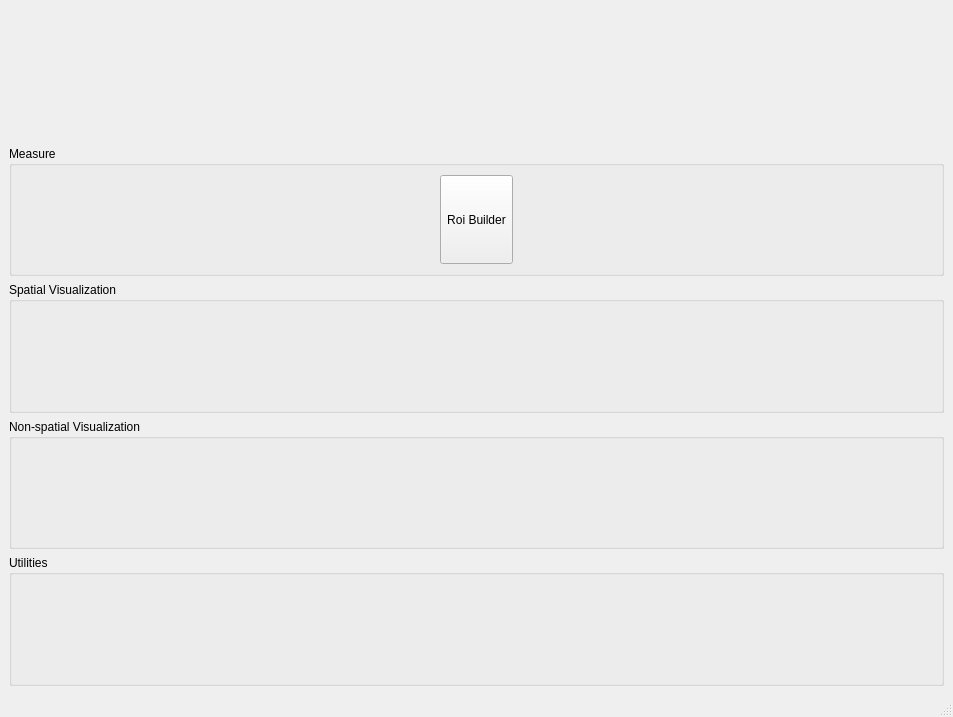
Old version of the form braviz/interaction/qt_guis/menu_3.ui in the repository diego0020/braviz-app.
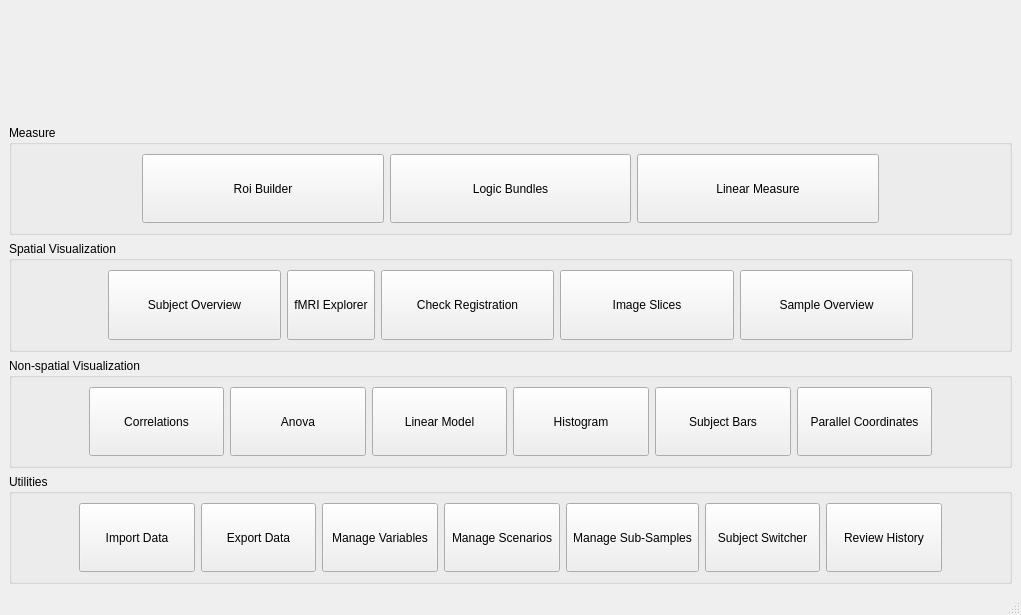
New version of the form. Icons and pictures are not drawn.

Commit message: prototype for menu_3

```diff
--- a/braviz/interaction/qt_guis/menu_3.ui
+++ b/braviz/interaction/qt_guis/menu_3.ui
@@ -6,8 +6,8 @@
    <rect>
     <x>0</x>
     <y>0</y>
-    <width>953</width>
-    <height>717</height>
+    <width>1021</width>
+    <height>615</height>
    </rect>
   </property>
   <property name="windowTitle">
@@ -30,9 +30,9 @@
       <property name="title">
        <string>Measure</string>
       </property>
-      <layout class="QHBoxLayout" name="horizontalLayout">
+      <layout class="QHBoxLayout" name="horizontalLayout" stretch="1,2,2,2,1">
        <item>
-        <spacer name="horizontalSpacer_2">
+        <spacer name="horizontalSpacer">
          <property name="orientation">
           <enum>Qt::Horizontal</enum>
          </property>
@@ -57,6 +57,58 @@
          </property>
          <property name="icon">
           <iconset resource="resources.qrc">
+           <normaloff>:/icons/roi_builder.png</normaloff>:/icons/roi_builder.png</iconset>
+         </property>
+         <property name="iconSize">
+          <size>
+           <width>60</width>
+           <height>60</height>
+          </size>
+         </property>
+         <property name="toolButtonStyle">
+          <enum>Qt::ToolButtonTextUnderIcon</enum>
+         </property>
+        </widget>
+       </item>
+       <item>
+        <widget class="QToolButton" name="toolButton_3">
+         <property name="sizePolicy">
+          <sizepolicy hsizetype="Preferred" vsizetype="Preferred">
+           <horstretch>0</horstretch>
+           <verstretch>0</verstretch>
+          </sizepolicy>
+         </property>
+         <property name="text">
+          <string>Logic Bundles</string>
+         </property>
+         <property name="icon">
+          <iconset resource="resources.qrc">
+           <normaloff>:/icons/logic.png</normaloff>:/icons/logic.png</iconset>
+         </property>
+         <property name="iconSize">
+          <size>
+           <width>60</width>
+           <height>60</height>
+          </size>
+         </property>
+         <property name="toolButtonStyle">
+          <enum>Qt::ToolButtonTextUnderIcon</enum>
+         </property>
+        </widget>
+       </item>
+       <item>
+        <widget class="QToolButton" name="toolButton_2">
+         <property name="sizePolicy">
+          <sizepolicy hsizetype="Preferred" vsizetype="Preferred">
+           <horstretch>0</horstretch>
+           <verstretch>0</verstretch>
+          </sizepolicy>
+         </property>
+         <property name="text">
+          <string>Linear Measure</string>
+         </property>
+         <property name="icon">
+          <iconset resource="resources.qrc">
            <normaloff>:/icons/measure.png</normaloff>:/icons/measure.png</iconset>
          </property>
          <property name="iconSize">
@@ -71,7 +123,7 @@
         </widget>
        </item>
        <item>
-        <spacer name="horizontalSpacer">
+        <spacer name="horizontalSpacer_8">
          <property name="orientation">
           <enum>Qt::Horizontal</enum>
          </property>
@@ -91,6 +143,164 @@
       <property name="title">
        <string>Spatial Visualization</string>
       </property>
+      <layout class="QHBoxLayout" name="horizontalLayout_2" stretch="1,2,0,2,2,2,1">
+       <item>
+        <spacer name="horizontalSpacer_2">
+         <property name="orientation">
+          <enum>Qt::Horizontal</enum>
+         </property>
+         <property name="sizeHint" stdset="0">
+          <size>
+           <width>40</width>
+           <height>20</height>
+          </size>
+         </property>
+        </spacer>
+       </item>
+       <item>
+        <widget class="QToolButton" name="toolButton_8">
+         <property name="sizePolicy">
+          <sizepolicy hsizetype="Preferred" vsizetype="Preferred">
+           <horstretch>0</horstretch>
+           <verstretch>0</verstretch>
+          </sizepolicy>
+         </property>
+         <property name="text">
+          <string>Subject Overview</string>
+         </property>
+         <property name="icon">
+          <iconset resource="resources.qrc">
+           <normaloff>:/icons/some_fibers.PNG</normaloff>:/icons/some_fibers.PNG</iconset>
+         </property>
+         <property name="iconSize">
+          <size>
+           <width>60</width>
+           <height>60</height>
+          </size>
+         </property>
+         <property name="toolButtonStyle">
+          <enum>Qt::ToolButtonTextUnderIcon</enum>
+         </property>
+        </widget>
+       </item>
+       <item>
+        <widget class="QToolButton" name="toolButton_6">
+         <property name="sizePolicy">
+          <sizepolicy hsizetype="Preferred" vsizetype="Preferred">
+           <horstretch>0</horstretch>
+           <verstretch>0</verstretch>
+          </sizepolicy>
+         </property>
+         <property name="text">
+          <string>fMRI Explorer</string>
+         </property>
+         <property name="icon">
+          <iconset resource="resources.qrc">
+           <normaloff>:/icons/fmri_explore_small.png</normaloff>:/icons/fmri_explore_small.png</iconset>
+         </property>
+         <property name="iconSize">
+          <size>
+           <width>60</width>
+           <height>60</height>
+          </size>
+         </property>
+         <property name="toolButtonStyle">
+          <enum>Qt::ToolButtonTextUnderIcon</enum>
+         </property>
+        </widget>
+       </item>
+       <item>
+        <widget class="QToolButton" name="toolButton_7">
+         <property name="sizePolicy">
+          <sizepolicy hsizetype="Preferred" vsizetype="Preferred">
+           <horstretch>0</horstretch>
+           <verstretch>0</verstretch>
+          </sizepolicy>
+         </property>
+         <property name="text">
+          <string>Check Registration</string>
+         </property>
+         <property name="icon">
+          <iconset resource="resources.qrc">
+           <normaloff>:/icons/check_reg.png</normaloff>:/icons/check_reg.png</iconset>
+         </property>
+         <property name="iconSize">
+          <size>
+           <width>60</width>
+           <height>60</height>
+          </size>
+         </property>
+         <property name="toolButtonStyle">
+          <enum>Qt::ToolButtonTextUnderIcon</enum>
+         </property>
+        </widget>
+       </item>
+       <item>
+        <widget class="QToolButton" name="toolButton_4">
+         <property name="sizePolicy">
+          <sizepolicy hsizetype="Preferred" vsizetype="Preferred">
+           <horstretch>0</horstretch>
+           <verstretch>0</verstretch>
+          </sizepolicy>
+         </property>
+         <property name="text">
+          <string>Image Slices</string>
+         </property>
+         <property name="icon">
+          <iconset resource="resources.qrc">
+           <normaloff>:/icons/braviz_dianita.png</normaloff>:/icons/braviz_dianita.png</iconset>
+         </property>
+         <property name="iconSize">
+          <size>
+           <width>60</width>
+           <height>60</height>
+          </size>
+         </property>
+         <property name="toolButtonStyle">
+          <enum>Qt::ToolButtonTextUnderIcon</enum>
+         </property>
+        </widget>
+       </item>
+       <item>
+        <widget class="QToolButton" name="toolButton_5">
+         <property name="sizePolicy">
+          <sizepolicy hsizetype="Preferred" vsizetype="Preferred">
+           <horstretch>0</horstretch>
+           <verstretch>0</verstretch>
+          </sizepolicy>
+         </property>
+         <property name="text">
+          <string>Sample Overview</string>
+         </property>
+         <property name="icon">
+          <iconset resource="resources.qrc">
+           <normaloff>:/icons/sample_overview.PNG</normaloff>:/icons/sample_overview.PNG</iconset>
+         </property>
+         <property name="iconSize">
+          <size>
+           <width>60</width>
+           <height>60</height>
+          </size>
+         </property>
+         <property name="toolButtonStyle">
+          <enum>Qt::ToolButtonTextUnderIcon</enum>
+         </property>
+        </widget>
+       </item>
+       <item>
+        <spacer name="horizontalSpacer_7">
+         <property name="orientation">
+          <enum>Qt::Horizontal</enum>
+         </property>
+         <property name="sizeHint" stdset="0">
+          <size>
+           <width>40</width>
+           <height>20</height>
+          </size>
+         </property>
+        </spacer>
+       </item>
+      </layout>
      </widget>
     </item>
     <item>
@@ -98,6 +308,190 @@
       <property name="title">
        <string>Non-spatial Visualization</string>
       </property>
+      <layout class="QHBoxLayout" name="horizontalLayout_3" stretch="1,2,2,2,2,2,2,1">
+       <item>
+        <spacer name="horizontalSpacer_3">
+         <property name="orientation">
+          <enum>Qt::Horizontal</enum>
+         </property>
+         <property name="sizeHint" stdset="0">
+          <size>
+           <width>40</width>
+           <height>20</height>
+          </size>
+         </property>
+        </spacer>
+       </item>
+       <item>
+        <widget class="QToolButton" name="toolButton_13">
+         <property name="sizePolicy">
+          <sizepolicy hsizetype="Preferred" vsizetype="Preferred">
+           <horstretch>0</horstretch>
+           <verstretch>0</verstretch>
+          </sizepolicy>
+         </property>
+         <property name="text">
+          <string>Correlations</string>
+         </property>
+         <property name="icon">
+          <iconset resource="resources.qrc">
+           <normaloff>:/icons/correlations_app.png</normaloff>:/icons/correlations_app.png</iconset>
+         </property>
+         <property name="iconSize">
+          <size>
+           <width>60</width>
+           <height>60</height>
+          </size>
+         </property>
+         <property name="toolButtonStyle">
+          <enum>Qt::ToolButtonTextUnderIcon</enum>
+         </property>
+        </widget>
+       </item>
+       <item>
+        <widget class="QToolButton" name="toolButton_12">
+         <property name="sizePolicy">
+          <sizepolicy hsizetype="Preferred" vsizetype="Preferred">
+           <horstretch>0</horstretch>
+           <verstretch>0</verstretch>
+          </sizepolicy>
+         </property>
+         <property name="text">
+          <string>Anova</string>
+         </property>
+         <property name="icon">
+          <iconset resource="resources.qrc">
+           <normaloff>:/icons/baviz_anova.png</normaloff>:/icons/baviz_anova.png</iconset>
+         </property>
+         <property name="iconSize">
+          <size>
+           <width>60</width>
+           <height>60</height>
+          </size>
+         </property>
+         <property name="toolButtonStyle">
+          <enum>Qt::ToolButtonTextUnderIcon</enum>
+         </property>
+        </widget>
+       </item>
+       <item>
+        <widget class="QToolButton" name="toolButton_11">
+         <property name="sizePolicy">
+          <sizepolicy hsizetype="Preferred" vsizetype="Preferred">
+           <horstretch>0</horstretch>
+           <verstretch>0</verstretch>
+          </sizepolicy>
+         </property>
+         <property name="text">
+          <string>Linear Model</string>
+         </property>
+         <property name="icon">
+          <iconset resource="resources.qrc">
+           <normaloff>:/icons/linear.png</normaloff>:/icons/linear.png</iconset>
+         </property>
+         <property name="iconSize">
+          <size>
+           <width>60</width>
+           <height>60</height>
+          </size>
+         </property>
+         <property name="toolButtonStyle">
+          <enum>Qt::ToolButtonTextUnderIcon</enum>
+         </property>
+        </widget>
+       </item>
+       <item>
+        <widget class="QToolButton" name="toolButton_9">
+         <property name="sizePolicy">
+          <sizepolicy hsizetype="Preferred" vsizetype="Preferred">
+           <horstretch>0</horstretch>
+           <verstretch>0</verstretch>
+          </sizepolicy>
+         </property>
+         <property name="text">
+          <string>Histogram</string>
+         </property>
+         <property name="icon">
+          <iconset resource="resources.qrc">
+           <normaloff>:/icons/braviz_dianita.png</normaloff>:/icons/braviz_dianita.png</iconset>
+         </property>
+         <property name="iconSize">
+          <size>
+           <width>60</width>
+           <height>60</height>
+          </size>
+         </property>
+         <property name="toolButtonStyle">
+          <enum>Qt::ToolButtonTextUnderIcon</enum>
+         </property>
+        </widget>
+       </item>
+       <item>
+        <widget class="QToolButton" name="toolButton_10">
+         <property name="sizePolicy">
+          <sizepolicy hsizetype="Preferred" vsizetype="Preferred">
+           <horstretch>0</horstretch>
+           <verstretch>0</verstretch>
+          </sizepolicy>
+         </property>
+         <property name="text">
+          <string>Subject Bars</string>
+         </property>
+         <property name="icon">
+          <iconset resource="resources.qrc">
+           <normaloff>:/icons/braviz_dianita.png</normaloff>:/icons/braviz_dianita.png</iconset>
+         </property>
+         <property name="iconSize">
+          <size>
+           <width>60</width>
+           <height>60</height>
+          </size>
+         </property>
+         <property name="toolButtonStyle">
+          <enum>Qt::ToolButtonTextUnderIcon</enum>
+         </property>
+        </widget>
+       </item>
+       <item>
+        <widget class="QToolButton" name="toolButton_14">
+         <property name="sizePolicy">
+          <sizepolicy hsizetype="Preferred" vsizetype="Preferred">
+           <horstretch>0</horstretch>
+           <verstretch>0</verstretch>
+          </sizepolicy>
+         </property>
+         <property name="text">
+          <string>Parallel Coordinates</string>
+         </property>
+         <property name="icon">
+          <iconset resource="resources.qrc">
+           <normaloff>:/icons/parallel_coords_logo.png</normaloff>:/icons/parallel_coords_logo.png</iconset>
+         </property>
+         <property name="iconSize">
+          <size>
+           <width>60</width>
+           <height>60</height>
+          </size>
+         </property>
+         <property name="toolButtonStyle">
+          <enum>Qt::ToolButtonTextUnderIcon</enum>
+         </property>
+        </widget>
+       </item>
+       <item>
+        <spacer name="horizontalSpacer_6">
+         <property name="orientation">
+          <enum>Qt::Horizontal</enum>
+         </property>
+         <property name="sizeHint" stdset="0">
+          <size>
+           <width>40</width>
+           <height>20</height>
+          </size>
+         </property>
+        </spacer>
+       </item>
+      </layout>
      </widget>
     </item>
     <item>
@@ -105,6 +499,216 @@
       <property name="title">
        <string>Utilities</string>
       </property>
+      <layout class="QHBoxLayout" name="horizontalLayout_4" stretch="1,2,2,2,2,2,2,2,1">
+       <item>
+        <spacer name="horizontalSpacer_4">
+         <property name="orientation">
+          <enum>Qt::Horizontal</enum>
+         </property>
+         <property name="sizeHint" stdset="0">
+          <size>
+           <width>40</width>
+           <height>20</height>
+          </size>
+         </property>
+        </spacer>
+       </item>
+       <item>
+        <widget class="QToolButton" name="toolButton_20">
+         <property name="sizePolicy">
+          <sizepolicy hsizetype="Preferred" vsizetype="Preferred">
+           <horstretch>0</horstretch>
+           <verstretch>0</verstretch>
+          </sizepolicy>
+         </property>
+         <property name="text">
+          <string>Import Data</string>
+         </property>
+         <property name="icon">
+          <iconset resource="resources.qrc">
+           <normaloff>:/icons/database_in.png</normaloff>:/icons/database_in.png</iconset>
+         </property>
+         <property name="iconSize">
+          <size>
+           <width>60</width>
+           <height>60</height>
+          </size>
+         </property>
+         <property name="toolButtonStyle">
+          <enum>Qt::ToolButtonTextUnderIcon</enum>
+         </property>
+        </widget>
+       </item>
+       <item>
+        <widget class="QToolButton" name="toolButton_19">
+         <property name="sizePolicy">
+          <sizepolicy hsizetype="Preferred" vsizetype="Preferred">
+           <horstretch>0</horstretch>
+           <verstretch>0</verstretch>
+          </sizepolicy>
+         </property>
+         <property name="text">
+          <string>Export Data</string>
+         </property>
+         <property name="icon">
+          <iconset resource="resources.qrc">
+           <normaloff>:/icons/database_out.png</normaloff>:/icons/database_out.png</iconset>
+         </property>
+         <property name="iconSize">
+          <size>
+           <width>60</width>
+           <height>60</height>
+          </size>
+         </property>
+         <property name="toolButtonStyle">
+          <enum>Qt::ToolButtonTextUnderIcon</enum>
+         </property>
+        </widget>
+       </item>
+       <item>
+        <widget class="QToolButton" name="toolButton_18">
+         <property name="sizePolicy">
+          <sizepolicy hsizetype="Preferred" vsizetype="Preferred">
+           <horstretch>0</horstretch>
+           <verstretch>0</verstretch>
+          </sizepolicy>
+         </property>
+         <property name="text">
+          <string>Manage Variables</string>
+         </property>
+         <property name="icon">
+          <iconset resource="resources.qrc">
+           <normaloff>:/icons/database.png</normaloff>:/icons/database.png</iconset>
+         </property>
+         <property name="iconSize">
+          <size>
+           <width>60</width>
+           <height>60</height>
+          </size>
+         </property>
+         <property name="toolButtonStyle">
+          <enum>Qt::ToolButtonTextUnderIcon</enum>
+         </property>
+        </widget>
+       </item>
+       <item>
+        <widget class="QToolButton" name="toolButton_15">
+         <property name="sizePolicy">
+          <sizepolicy hsizetype="Preferred" vsizetype="Preferred">
+           <horstretch>0</horstretch>
+           <verstretch>0</verstretch>
+          </sizepolicy>
+         </property>
+         <property name="text">
+          <string>Manage Scenarios</string>
+         </property>
+         <property name="icon">
+          <iconset resource="resources.qrc">
+           <normaloff>:/icons/braviz_dianita_small.png</normaloff>:/icons/braviz_dianita_small.png</iconset>
+         </property>
+         <property name="iconSize">
+          <size>
+           <width>60</width>
+           <height>60</height>
+          </size>
+         </property>
+         <property name="toolButtonStyle">
+          <enum>Qt::ToolButtonTextUnderIcon</enum>
+         </property>
+        </widget>
+       </item>
+       <item>
+        <widget class="QToolButton" name="toolButton_16">
+         <property name="sizePolicy">
+          <sizepolicy hsizetype="Preferred" vsizetype="Preferred">
+           <horstretch>0</horstretch>
+           <verstretch>0</verstretch>
+          </sizepolicy>
+         </property>
+         <property name="text">
+          <string>Manage Sub-Samples</string>
+         </property>
+         <property name="icon">
+          <iconset resource="resources.qrc">
+           <normaloff>:/icons/kontact_contacts.png</normaloff>:/icons/kontact_contacts.png</iconset>
+         </property>
+         <property name="iconSize">
+          <size>
+           <width>60</width>
+           <height>60</height>
+          </size>
+         </property>
+         <property name="toolButtonStyle">
+          <enum>Qt::ToolButtonTextUnderIcon</enum>
+         </property>
+        </widget>
+       </item>
+       <item>
+        <widget class="QToolButton" name="toolButton_17">
+         <property name="sizePolicy">
+          <sizepolicy hsizetype="Preferred" vsizetype="Preferred">
+           <horstretch>0</horstretch>
+           <verstretch>0</verstretch>
+          </sizepolicy>
+         </property>
+         <property name="text">
+          <string>Subject Switcher</string>
+         </property>
+         <property name="icon">
+          <iconset resource="resources.qrc">
+           <normaloff>:/icons/metacontact_online.png</normaloff>:/icons/metacontact_online.png</iconset>
+         </property>
+         <property name="iconSize">
+          <size>
+           <width>60</width>
+           <height>60</height>
+          </size>
+         </property>
+         <property name="toolButtonStyle">
+          <enum>Qt::ToolButtonTextUnderIcon</enum>
+         </property>
+        </widget>
+       </item>
+       <item>
+        <widget class="QToolButton" name="toolButton_21">
+         <property name="sizePolicy">
+          <sizepolicy hsizetype="Preferred" vsizetype="Preferred">
+           <horstretch>0</horstretch>
+           <verstretch>0</verstretch>
+          </sizepolicy>
+         </property>
+         <property name="text">
+          <string>Review History</string>
+         </property>
+         <property name="icon">
+          <iconset resource="resources.qrc">
+           <normaloff>:/icons/braviz_dianita.png</normaloff>:/icons/braviz_dianita.png</iconset>
+         </property>
+         <property name="iconSize">
+          <size>
+           <width>60</width>
+           <height>60</height>
+          </size>
+         </property>
+         <property name="toolButtonStyle">
+          <enum>Qt::ToolButtonTextUnderIcon</enum>
+         </property>
+        </widget>
+       </item>
+       <item>
+        <spacer name="horizontalSpacer_5">
+         <property name="orientation">
+          <enum>Qt::Horizontal</enum>
+         </property>
+         <property name="sizeHint" stdset="0">
+          <size>
+           <width>40</width>
+           <height>20</height>
+          </size>
+         </property>
+        </spacer>
+       </item>
+      </layout>
      </widget>
     </item>
    </layout>
```
Left out of the diff: 8 changed lines with no effect on the pictures.
